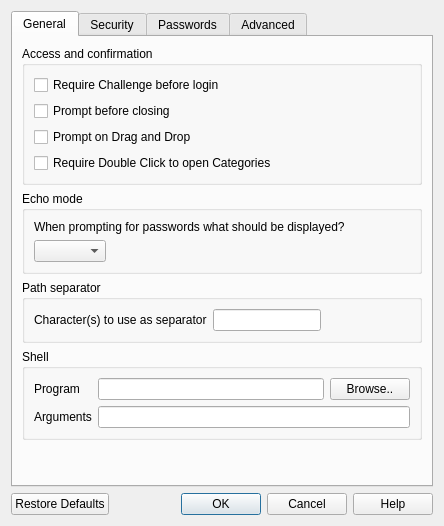
sysal1280/passwords, file ui/preferencesdialog.ui: the form before one commit.
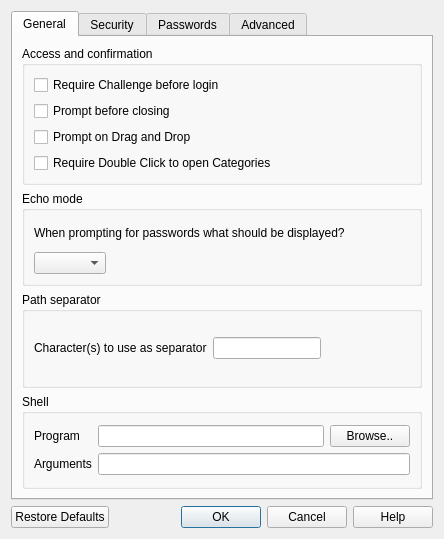
The form after the commit. The open tabs and pages were chosen to show the change.

Patch:
```diff
--- a/ui/preferencesdialog.ui
+++ b/ui/preferencesdialog.ui
@@ -7,7 +7,7 @@
     <x>0</x>
     <y>0</y>
     <width>444</width>
-    <height>526</height>
+    <height>539</height>
    </rect>
   </property>
   <property name="sizePolicy">
@@ -182,19 +182,6 @@
          </item>
         </layout>
        </item>
-       <item row="1" column="0">
-        <spacer name="verticalSpacer_2">
-         <property name="orientation">
-          <enum>Qt::Orientation::Vertical</enum>
-         </property>
-         <property name="sizeHint" stdset="0">
-          <size>
-           <width>20</width>
-           <height>40</height>
-          </size>
-         </property>
-        </spacer>
-       </item>
       </layout>
      </widget>
      <widget class="QWidget" name="tab_2">
```
Left out of the diff: 2 changed lines with no effect on the pictures.
